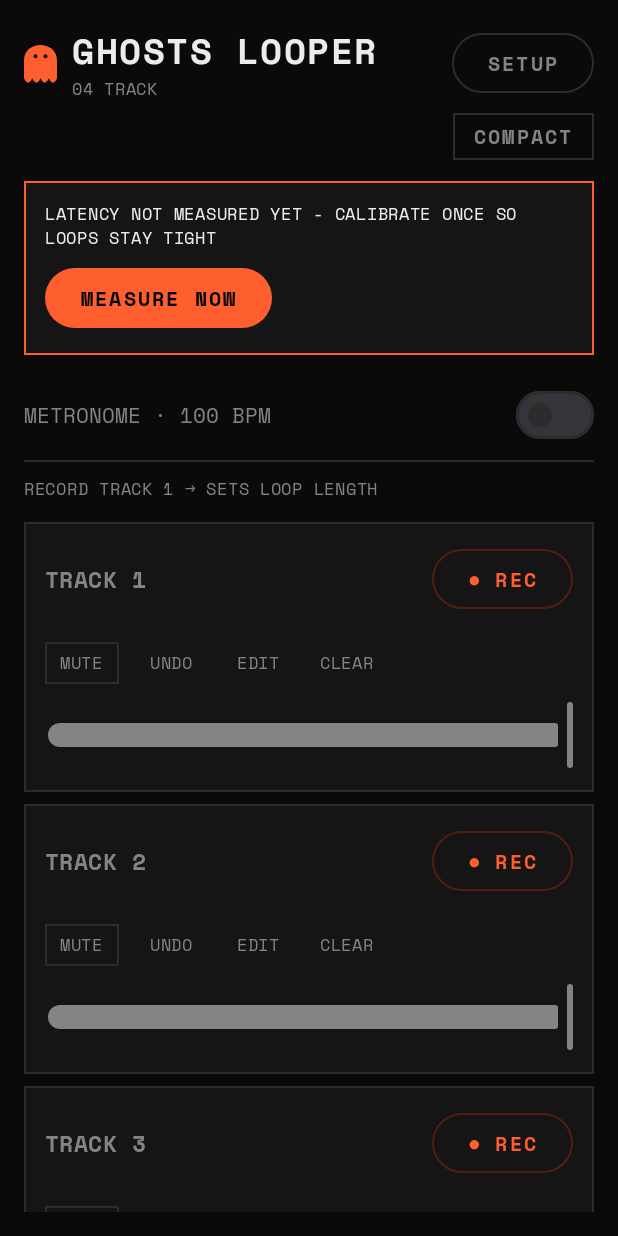
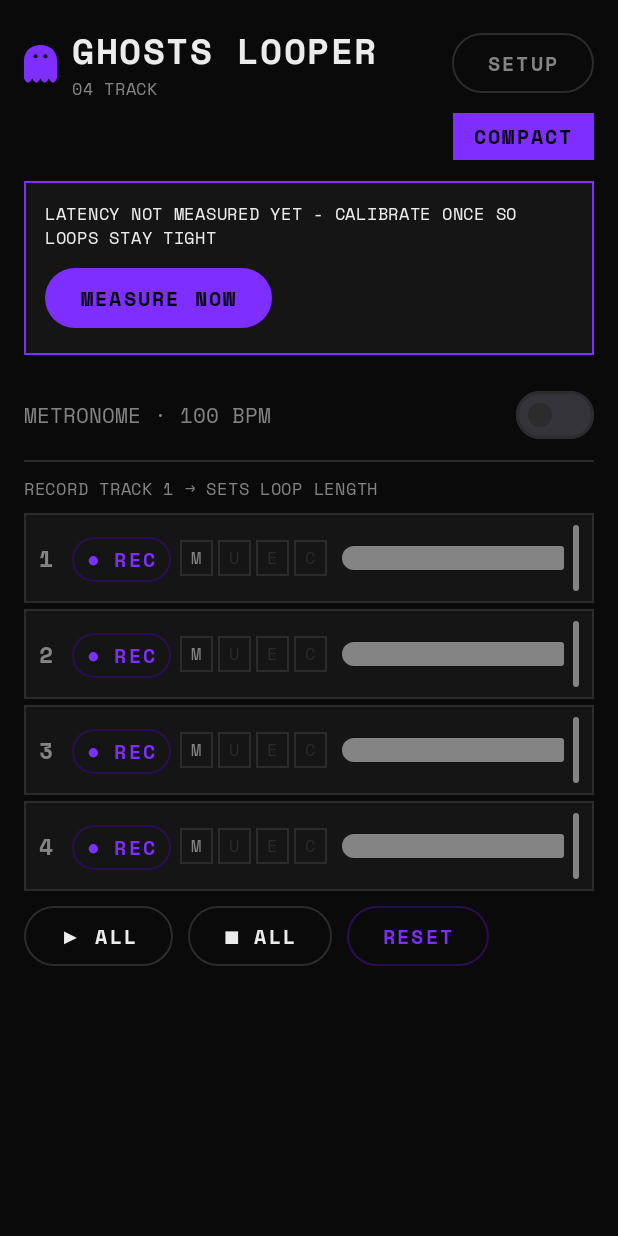
Before and after one commit to Tobias1601/ghosts-looper, an Android app built with Jetpack Compose: the screen it shows after launch (MainActivity), on a phone screen of 412 x 824 dp. Run offline under Robolectric (Android 15) with nearby library versions, the phone set to English and light mode, and no system bars.

Commit message:
Fix marker jump-back, compact/random color/EN defaults

```diff
--- a/app/src/main/java/com/diy/loopstation/Localization.kt
+++ b/app/src/main/java/com/diy/loopstation/Localization.kt
@@ -11,7 +11,8 @@ enum class Lang { DE, EN }
 object UiSettings {
     var accentHue by mutableStateOf(14f) // 0..360, default = signal red-orange
     var lang by mutableStateOf(Lang.EN)
-    var randomHue by mutableStateOf(false)
+    var randomHue by mutableStateOf(true)
+    var compact by mutableStateOf(true)
 }
 
 private val DE = mapOf(
--- a/app/src/main/java/com/diy/loopstation/MainActivity.kt
+++ b/app/src/main/java/com/diy/loopstation/MainActivity.kt
@@ -49,7 +49,8 @@ class MainActivity : ComponentActivity() {
         AudioSettings.calibrated = prefs.getBoolean("calibrated", false)
         UiSettings.accentHue = prefs.getFloat("accentHue", 14f)
         UiSettings.lang = if (prefs.getString("lang", "EN") == "DE") Lang.DE else Lang.EN
-        UiSettings.randomHue = prefs.getBoolean("randomHue", false)
+        UiSettings.randomHue = prefs.getBoolean("randomHue", true)
+        UiSettings.compact = prefs.getBoolean("compact", true)
         if (UiSettings.randomHue) UiSettings.accentHue = (Math.random() * 360.0).toFloat()
 
         hasPermission = ContextCompat.checkSelfPermission(
@@ -98,6 +99,7 @@ class MainActivity : ComponentActivity() {
             .putFloat("accentHue", UiSettings.accentHue)
             .putString("lang", UiSettings.lang.name)
             .putBoolean("randomHue", UiSettings.randomHue)
+            .putBoolean("compact", UiSettings.compact)
             .apply()
     }
 
@@ -128,7 +130,7 @@ fun LooperScreen(
     var meter by remember { mutableStateOf(0f) }
     var trimTrack by remember { mutableStateOf<Track?>(null) }
     var editTrack by remember { mutableStateOf<Track?>(null) }
-    var compactMode by remember { mutableStateOf(false) }
+    var compactMode by remember { mutableStateOf(UiSettings.compact) }
     val multipliers = remember { mutableStateMapOf<Int, Float>() }
 
     // Auto-latency-test state, hoisted here so it survives closing/reopening SETUP -
@@ -189,7 +191,7 @@ fun LooperScreen(
 
         Spacer(Modifier.height(8.dp))
         Row(Modifier.fillMaxWidth(), horizontalArrangement = Arrangement.End) {
-            LangButton(Strings.t("compact"), compactMode) { compactMode = !compactMode }
+            LangButton(Strings.t("compact"), compactMode) { compactMode = !compactMode; UiSettings.compact = compactMode }
         }
 
         Spacer(Modifier.height(14.dp))
```
Also changed, not shown: app/src/main/java/com/diy/loopstation/Waveform.kt (+11 -3 lines).
